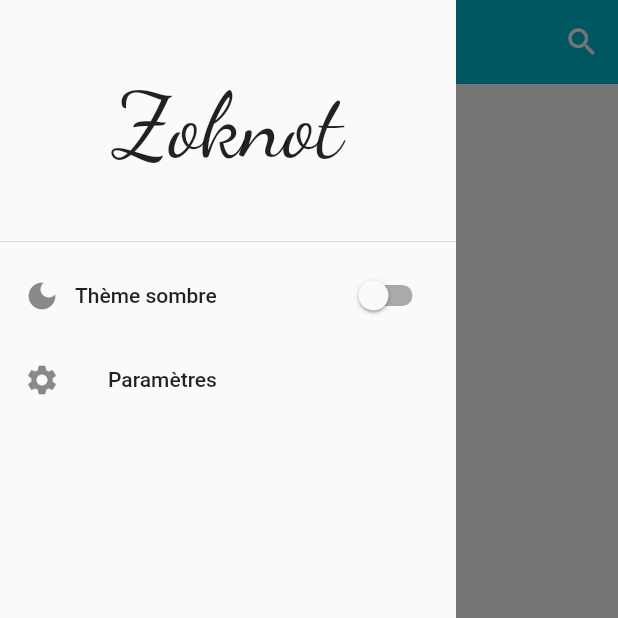
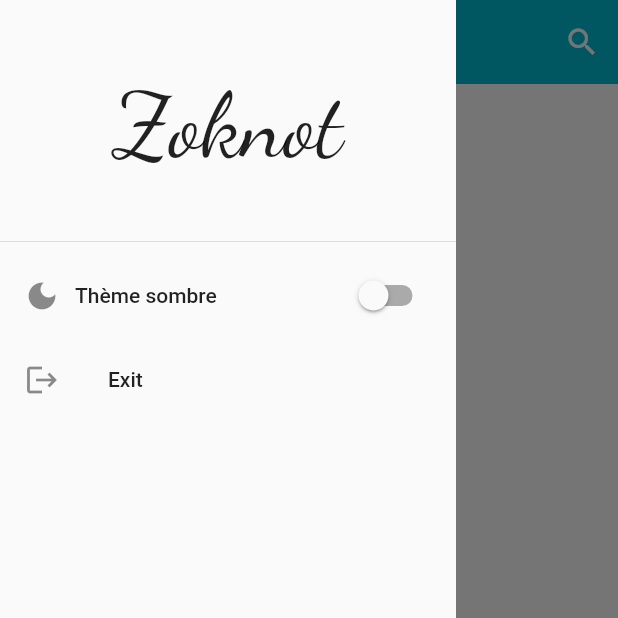
Before and after one commit to Innocentkonan93/codon-what_i_do, a Flutter app: the screen it shows after launch, in the side drawer, after a tap on "Thème sombre", on a phone screen of 412 x 824 dp, the top half of it. Run offline on Flutter 3.47's test engine with Material 2 defaults, Android fonts, the phone set to English and light mode, and no system bars; our stand-ins replace audioplayers, bloc, file_picker, flutter_bloc, flutter_local_notifications, flutter_native_timezone and 6 more; missing offline and left inert: flutter_vibrate, staggered_grid_view_flutter; accounts and stored records are empty; network calls fail.

Commit message:
12/02/2022

```diff
--- a/lib/data/Database/note_database.dart
+++ b/lib/data/Database/note_database.dart
@@ -2,7 +2,6 @@
 
 import 'package:path/path.dart';
 import 'package:sqflite/sqflite.dart';
-import 'package:sqflite/sqlite_api.dart';
 import 'package:whai_i_do/data/Models/Note.dart';
 
 class NoteDatabase {
--- a/lib/data/Repositories/repository.dart
+++ b/lib/data/Repositories/repository.dart
@@ -9,7 +9,7 @@ class Repository {
 
   Future<void> fetchNotesData() async {
     final noteRaw = await networkService.fetchNotes();
-    print(noteRaw);
+    // print(noteRaw);
     // return noteRaw.map((e) => Note.fromJson(e)).toList();
   }
 }
--- a/lib/data/Services/NetworkService.dart
+++ b/lib/data/Services/NetworkService.dart
@@ -11,10 +11,10 @@ class NetworkService{
   Future<List<dynamic>> fetchNotes() async{
     try {
       final response =await get(Uri.parse(baseURl + "/notes"));
-      print(jsonDecode(response.body));
+      // print(jsonDecode(response.body));
       return jsonDecode(response.body);
     }  catch (e) {
-      print(e);
+      // print(e);
       return [];
     }
   }
--- a/lib/data/Services/NotificationService.dart
+++ b/lib/data/Services/NotificationService.dart
@@ -130,14 +130,14 @@ class NotificationApi {
       time.second,
     );
     return scheduleDate.isBefore(now)
-        ? scheduleDate.add(Duration(days: 1))
+        ? scheduleDate.add(const Duration(days: 1))
         : scheduleDate;
   }
 
   static tz.TZDateTime scheduleWeekly(Time time, {required List<int> days}) {
     tz.TZDateTime scheduleDate = _scheduleDaily(time);
     while (!days.contains(scheduleDate.weekday)) {
-      scheduleDate = scheduleDate.add(Duration(days: 1));
+      scheduleDate = scheduleDate.add(const Duration(days: 1));
     }
     return scheduleDate;
   }
--- a/lib/presntation/page/notes_page.dart
+++ b/lib/presntation/page/notes_page.dart
@@ -1,22 +1,21 @@
 // ignore_for_file: unnecessary_this, prefer_const_constructors
+import 'dart:io';
 import 'dart:ui';
 
 import 'package:flutter/material.dart';
+import 'package:flutter/services.dart';
 import 'package:flutter_bloc/flutter_bloc.dart';
-import 'package:flutter_staggered_grid_view/flutter_staggered_grid_view.dart';
 import 'package:google_fonts/google_fonts.dart';
+import 'package:staggered_grid_view_flutter/widgets/staggered_grid_view.dart';
+import 'package:staggered_grid_view_flutter/widgets/staggered_tile.dart';
 import 'package:whai_i_do/data/Database/note_database.dart';
 import 'package:whai_i_do/data/Models/Note.dart';
-import 'package:whai_i_do/data/Services/NotificationService.dart';
 import 'package:whai_i_do/data/cubit/note_cubit.dart';
 import 'package:whai_i_do/data/cubit/theme_cubit.dart';
 
 import 'package:whai_i_do/presntation/page/note_detail_page.dart';
 import 'package:whai_i_do/presntation/widget/new_note_form.dart';
 import 'package:whai_i_do/presntation/widget/note_card.dart';
-
-import 'package:timezone/timezone.dart' as tz;
-import 'package:timezone/data/latest.dart' as tz;
 
 class NotePage extends StatefulWidget {
   const NotePage({Key? key}) : super(key: key);
@@ -92,9 +91,7 @@ class _NotePageState extends State<NotePage> {
           ),
           actions: [
             IconButton(
-              onPressed: () {
-
-              },
+              onPressed: () {},
               icon: const Icon(
                 Icons.search,
                 // color: Colors.white,
@@ -102,71 +99,7 @@ class _NotePageState extends State<NotePage> {
             ),
           ],
         ),
-        drawer: BlocBuilder<ThemeCubit, ThemeState>(
-          builder: (context, ThemeState state) {
-            return Drawer(
-              elevation: 0.0,
-              child: Container(
-                decoration:
-                    BoxDecoration(color: isDark ? Colors.blueGrey[900] : null),
-                child: ListView(
-                  padding: EdgeInsets.zero,
-                  children: [
-                    DrawerHeader(
-                      // decoration: BoxDecoration(
-                      //   color: Colors.cyan,
-                      // ),
-                      child: Center(
-                        child: Text(
-                          'Zoknot',
-                          style: GoogleFonts.dancingScript(
-                              fontWeight: FontWeight.w100, fontSize: 60),
-                        ),
-                      ),
-                    ),
-                    SwitchListTile.adaptive(
-                      activeColor: Colors.cyan,
-                      title: Row(
-                        children: const [
-                          Icon(Icons.dark_mode
-                              // color: Colors.white,
-                              ),
-                          SizedBox(width: 10),
-                          Text(
-                            'Thème sombre',
-                            style: TextStyle(
-                                // color: Colors.white,
-                                ),
-                          ),
-                        ],
-                      ),
-                      value: isDark,
-                      onChanged: (value) {
-                        themeCubit.toggleTheme();
-                      },
-                    ),
-                    ListTile(
-                      leading: Icon(
-                        Icons.settings,
-                        // color: Colors.white,
-                      ),
-                      title: const Text(
-                        'Paramètres',
-                        style: TextStyle(
-                            // color: Colors.white,
-                            ),
-                      ),
-                      onTap: () {
-                        // Update the state of the app.
-                        // ...
-                      },
-                    ),
-                  ],
-                ),
-              ),
-            );
-          },
-        ),
+        drawer: CustomDrawer(isDark: isDark, themeCubit: themeCubit),
         body: Center(
           child: isLoading
               ? const CircularProgressIndicator.adaptive()
@@ -216,7 +149,6 @@ class _NotePageState extends State<NotePage> {
         this.index = index;
         return GestureDetector(
           onTap: () async {
-
             await Navigator.of(context).push(
               MaterialPageRoute(
                 fullscreenDialog: true,
@@ -236,3 +168,88 @@ class _NotePageState extends State<NotePage> {
     );
   }
 }
+
+class CustomDrawer extends StatelessWidget {
+  const CustomDrawer({
+    Key? key,
+    required this.isDark,
+    required this.themeCubit,
+  }) : super(key: key);
+
+  final bool isDark;
+  final ThemeCubit themeCubit;
+
+  @override
+  Widget build(BuildContext context) {
+    return BlocBuilder<ThemeCubit, ThemeState>(
+      builder: (context, ThemeState state) {
+        return Drawer(
+          elevation: 0.0,
+          child: Container(
+            decoration:
+                BoxDecoration(color: isDark ? Colors.blueGrey[900] : null),
+            child: ListView(
+              padding: EdgeInsets.zero,
+              children: [
+                DrawerHeader(
+                  // decoration: BoxDecoration(
+                  //   color: Colors.cyan,
+                  // ),
+                  child: Center(
+                    child: Text(
+                      'Zoknot',
+                      style: GoogleFonts.dancingScript(
+                          fontWeight: FontWeight.w100, fontSize: 60),
+                    ),
+                  ),
+                ),
+                SwitchListTile.adaptive(
+                  activeColor: Colors.cyan,
+                  title: Row(
+                    children: const [
+                      Icon(Icons.dark_mode
+                          // color: Colors.white,
+                          ),
+                      SizedBox(width: 10),
+                      Text(
+                        'Thème sombre',
+                        style: TextStyle(
+                            // color: Colors.white,
+                            ),
+                      ),
+                    ],
+                  ),
+                  value: isDark,
+                  onChanged: (value) {
+                    themeCubit.toggleTheme();
+                  },
+                ),
+                ListTile(
+                  leading: Icon(
+                    Icons.logout,
+                    // color: Colors.white,
+                  ),
+                  title: const Text(
+                    'Exit',
+                    style: TextStyle(
+                        // color: Colors.white,
+                        ),
+                  ),
+                  onTap: () {
+                    // Update the state of the app.
+                    // ...
+                    if (Platform.isAndroid) {
+                      SystemNavigator.pop();
+                    } else if (Platform.isIOS) {
+                      exit(0);
+                    }
+                  },
+                ),
+              ],
+            ),
+          ),
+        );
+      },
+    );
+  }
+}
```
Also changed, not shown: lib/configs/theme.dart (added, +70 -0 lines), lib/data/Services/AdService.dart (added, +25 -0 lines), lib/presntation/page/note_detail_page.dart (+169 -12 lines), lib/presntation/widget/new_note_form.dart (+20 -12 lines), lib/presntation/widget/new_reminder_form.dart (+4 -4 lines), pubspec.yaml (+9 -6 lines), lib/main.dart (line endings or trailing spaces), pubspec.lock, 4 other files.
